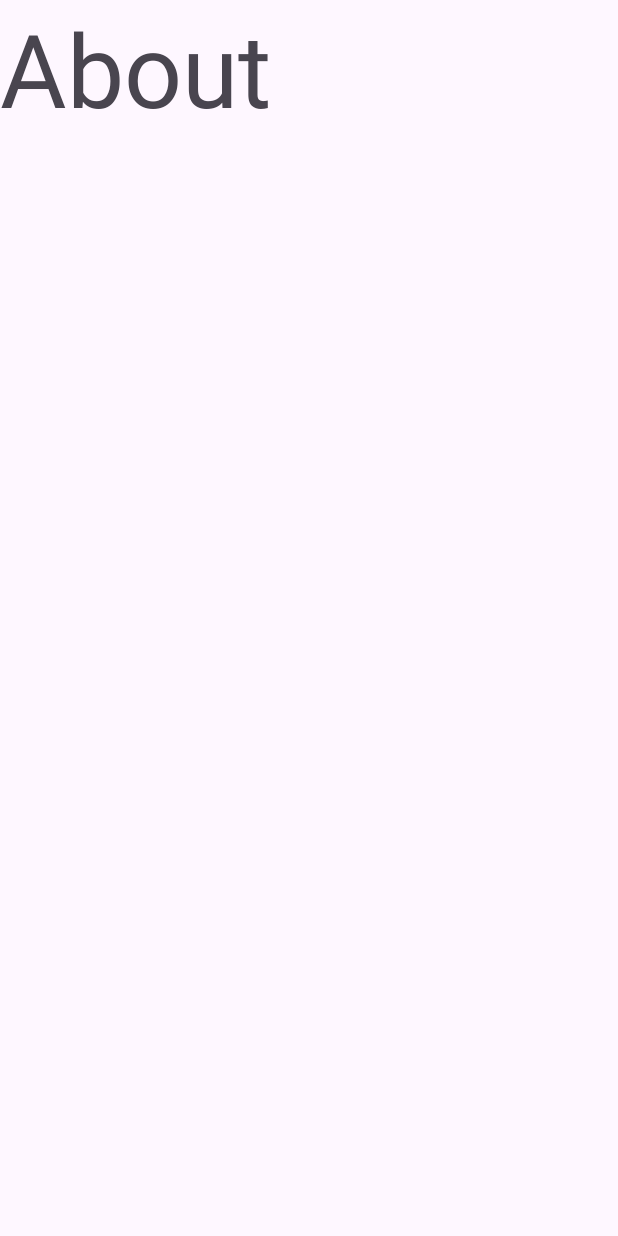
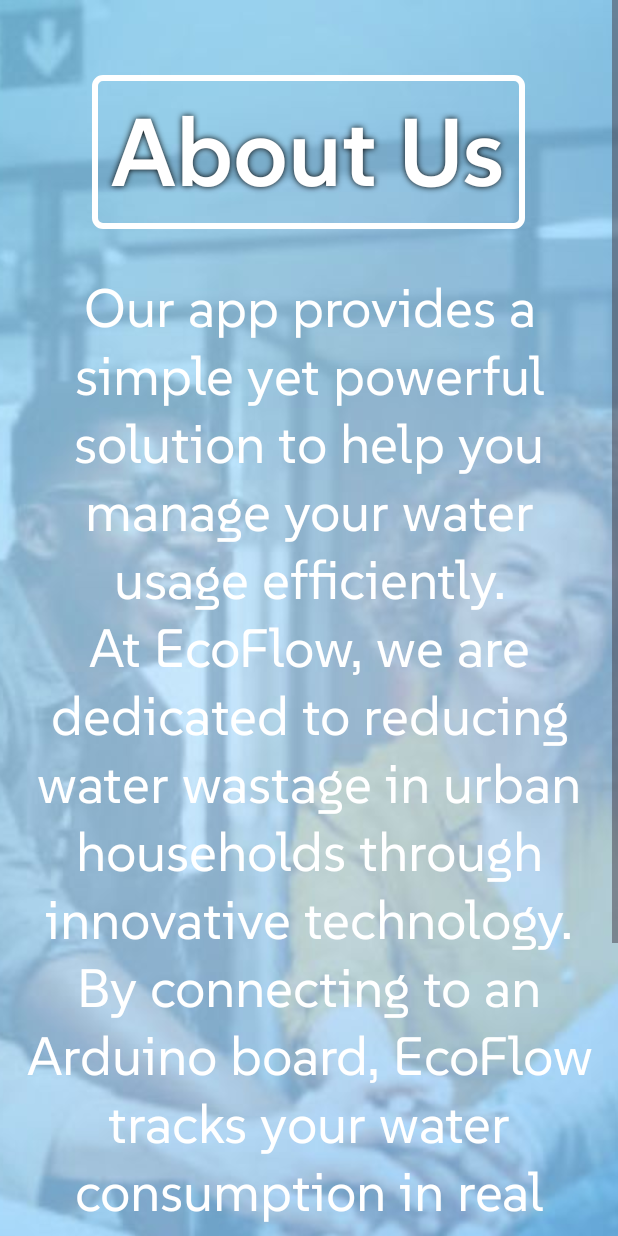
Before and after one commit to AyaanDaughterofSnehil/EcoFlow1, an Android app: the fragment AboutFragment shown on its own in the app's theme, on a phone screen of 412 x 824 dp. Run offline under Robolectric (Android 15) with nearby library versions, the phone set to English and light mode, and no system bars.

Commit message:
BT linked

```diff
--- /dev/null
+++ b/app/src/main/res/drawable/border.xml
@@ -0,0 +1,13 @@
+<?xml version="1.0" encoding="utf-8"?>
+<shape xmlns:android="http://schemas.android.com/apk/res/android">
+    <solid android:color="@android:color/transparent"/> <!-- Transparent background -->
+    <stroke
+        android:width="4dp"
+        android:color="#ffffff"/> <!-- Border width and color -->
+    <padding
+        android:left="13dp"
+        android:top="11dp"
+        android:right="13dp"
+        android:bottom="11dp"/> <!-- Padding inside the frame -->
+    <corners android:radius="5dp"/> <!-- Optional: Rounded corners -->
+</shape>
--- a/app/src/main/res/layout/fragment_about.xml
+++ b/app/src/main/res/layout/fragment_about.xml
@@ -1,15 +1,56 @@
 <?xml version="1.0" encoding="utf-8"?>
-<LinearLayout xmlns:android="http://schemas.android.com/apk/res/android"
+<ScrollView xmlns:android="http://schemas.android.com/apk/res/android"
     xmlns:tools="http://schemas.android.com/tools"
     android:layout_width="match_parent"
     android:layout_height="match_parent"
     tools:context=".AboutFragment">
 
-    <!-- TODO: Update blank fragment layout -->
-    <TextView
+    <RelativeLayout
         android:layout_width="match_parent"
-        android:layout_height="match_parent"
-        android:text="About"
-        android:textSize="68sp" />
+        android:layout_height="wrap_content">
 
-</LinearLayout>
+        <!-- Background Image -->
+        <ImageView
+            android:id="@+id/bg_image"
+            android:layout_width="match_parent"
+            android:layout_height="match_parent"
+            android:scaleType="centerCrop"
+            android:src="@drawable/aboutas"/>  <!-- Replace with your image -->
+
+        <!-- Heading Text -->
+        <TextView
+            android:id="@+id/about_heading"
+            android:layout_width="wrap_content"
+            android:layout_height="wrap_content"
+            android:layout_centerHorizontal="true"
+            android:layout_marginTop="50dp"
+            android:text="About Us"
+            android:textColor="@android:color/white"
+            android:textSize="64sp"
+            android:background="@drawable/border"
+            android:fontFamily="@font/suse_head"
+            android:textStyle="bold"
+            android:shadowColor="#000000"
+            android:shadowRadius="5" />
+
+        <!-- Explanatory Text -->
+        <TextView
+            android:id="@+id/about_text"
+            android:layout_width="wrap_content"
+            android:layout_height="wrap_content"
+            android:layout_below="@id/about_heading"
+            android:layout_marginTop="30dp"
+            android:layout_marginLeft="16dp"
+            android:layout_marginRight="16dp"
+            android:text="Our app provides a simple yet powerful solution to help you manage your water usage efficiently. At EcoFlow, we are dedicated to reducing water wastage in urban households through innovative technology. By connecting to an Arduino board, EcoFlow tracks your water consumption in real time, ensuring you stay within a set limit and avoid overuse."
+            android:textColor="@android:color/white"
+            android:fontFamily="@font/suse_sub"
+            android:textSize="36sp"
+            android:gravity="center"
+            android:shadowRadius="6"
+            android:shadowDx="1"
+            android:shadowDy="1" />
+
+    </RelativeLayout>
+
+</ScrollView>
```
Also changed, not shown: app/src/main/res/drawable/aboutas.png (added).
